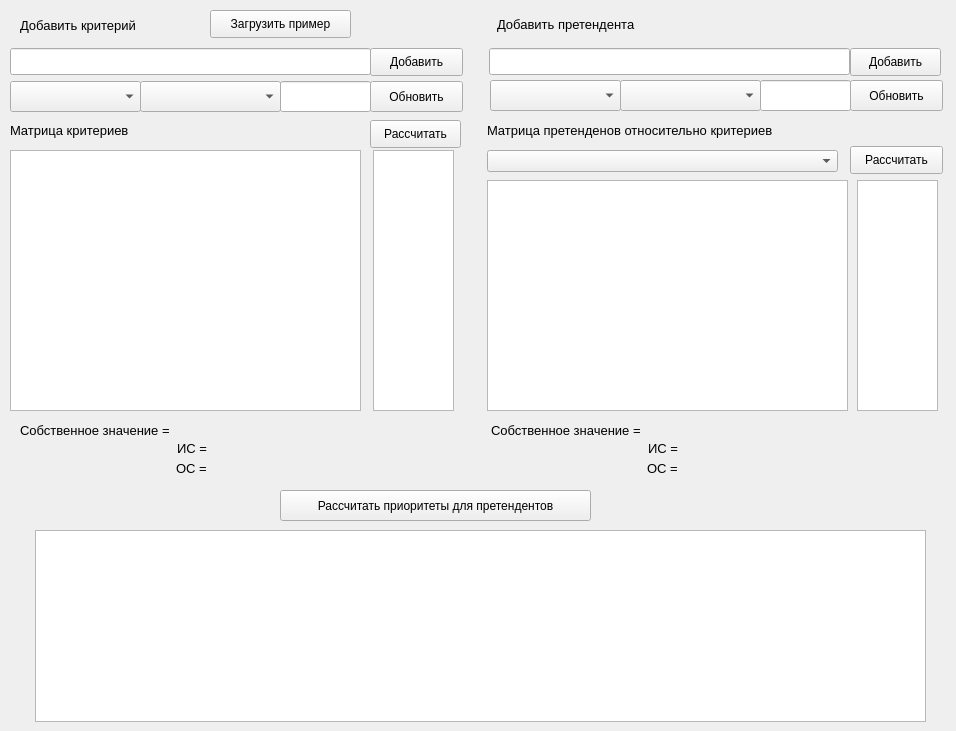
This is DesktopApp/form.ui in arkhio99/MethodologyLab2 as Qt 5 draws it before an edit. The edited form follows.
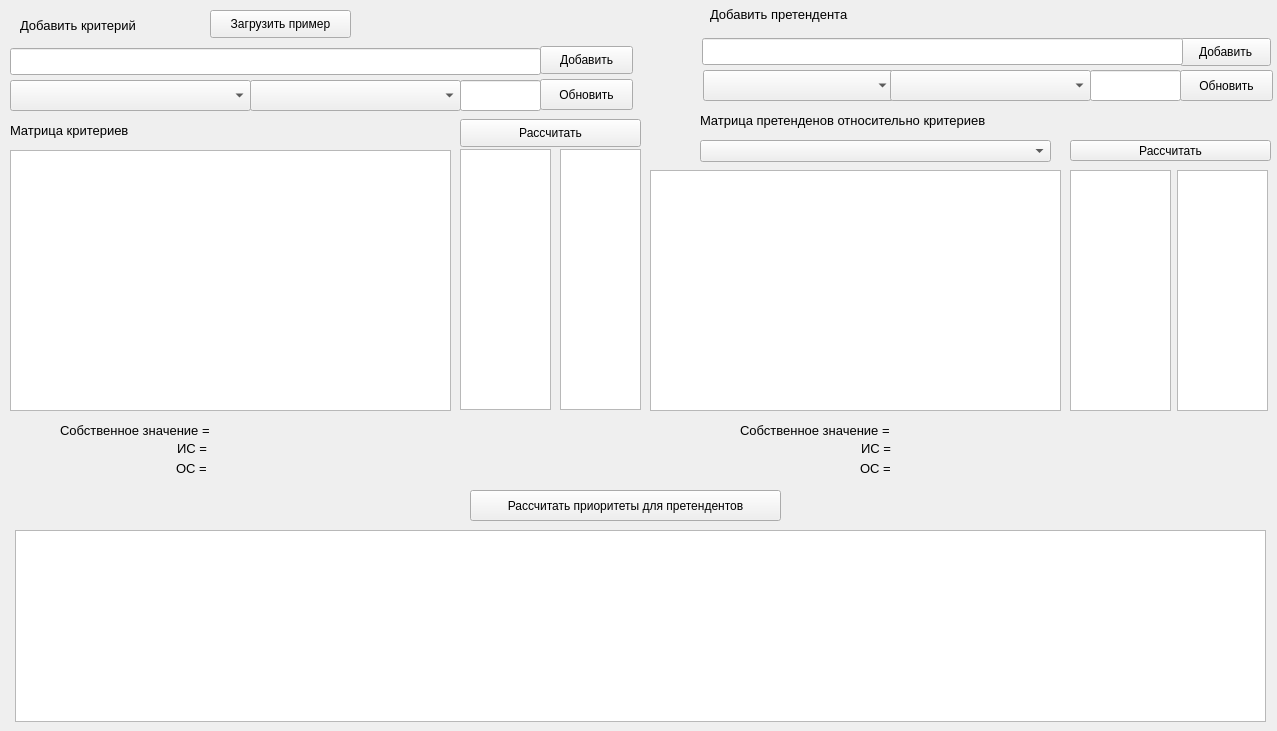
This is the edited form.

The edit to the form file:
```diff
--- a/DesktopApp/form.ui
+++ b/DesktopApp/form.ui
@@ -6,7 +6,7 @@
    <rect>
     <x>0</x>
     <y>0</y>
-    <width>956</width>
+    <width>1277</width>
     <height>731</height>
    </rect>
   </property>
@@ -19,7 +19,7 @@
      <rect>
       <x>10</x>
       <y>150</y>
-      <width>351</width>
+      <width>441</width>
       <height>261</height>
      </rect>
     </property>
@@ -27,8 +27,8 @@
    <widget class="QPushButton" name="btn_add_feature">
     <property name="geometry">
      <rect>
-      <x>370</x>
-      <y>48</y>
+      <x>540</x>
+      <y>46</y>
       <width>93</width>
       <height>28</height>
      </rect>
@@ -47,7 +47,7 @@
      <rect>
       <x>10</x>
       <y>48</y>
-      <width>361</width>
+      <width>531</width>
       <height>27</height>
      </rect>
     </property>
@@ -78,8 +78,8 @@
    <widget class="QPushButton" name="btn_add_example">
     <property name="geometry">
      <rect>
-      <x>850</x>
-      <y>48</y>
+      <x>1180</x>
+      <y>38</y>
       <width>91</width>
       <height>28</height>
      </rect>
@@ -96,9 +96,9 @@
    <widget class="QLineEdit" name="text_editor_example">
     <property name="geometry">
      <rect>
-      <x>489</x>
-      <y>48</y>
-      <width>361</width>
+      <x>702</x>
+      <y>38</y>
+      <width>481</width>
       <height>27</height>
      </rect>
     </property>
@@ -111,8 +111,8 @@
    <widget class="QLabel" name="label_2">
     <property name="geometry">
      <rect>
-      <x>497</x>
-      <y>14</y>
+      <x>710</x>
+      <y>4</y>
       <width>191</width>
       <height>21</height>
      </rect>
@@ -129,10 +129,10 @@
    <widget class="QTableWidget" name="table_example_by_feature">
     <property name="geometry">
      <rect>
-      <x>487</x>
-      <y>180</y>
-      <width>361</width>
-      <height>231</height>
+      <x>650</x>
+      <y>170</y>
+      <width>411</width>
+      <height>241</height>
      </rect>
     </property>
    </widget>
@@ -157,8 +157,8 @@
    <widget class="QComboBox" name="list_features">
     <property name="geometry">
      <rect>
-      <x>487</x>
-      <y>150</y>
+      <x>700</x>
+      <y>140</y>
       <width>351</width>
       <height>22</height>
      </rect>
@@ -172,8 +172,8 @@
    <widget class="QLabel" name="label_4">
     <property name="geometry">
      <rect>
-      <x>487</x>
-      <y>120</y>
+      <x>700</x>
+      <y>110</y>
       <width>381</width>
       <height>21</height>
      </rect>
@@ -190,9 +190,9 @@
    <widget class="QLabel" name="label_5">
     <property name="geometry">
      <rect>
-      <x>20</x>
+      <x>60</x>
       <y>420</y>
-      <width>201</width>
+      <width>151</width>
       <height>21</height>
      </rect>
     </property>
@@ -298,7 +298,7 @@
    <widget class="QLabel" name="lbl_eigen_value_example">
     <property name="geometry">
      <rect>
-      <x>691</x>
+      <x>904</x>
       <y>420</y>
       <width>91</width>
       <height>21</height>
@@ -316,9 +316,9 @@
    <widget class="QLabel" name="label_8">
     <property name="geometry">
      <rect>
-      <x>491</x>
+      <x>740</x>
       <y>420</y>
-      <width>201</width>
+      <width>151</width>
       <height>21</height>
      </rect>
     </property>
@@ -334,7 +334,7 @@
    <widget class="QLabel" name="lbl_concord_estimate_example">
     <property name="geometry">
      <rect>
-      <x>691</x>
+      <x>904</x>
       <y>457</y>
       <width>91</width>
       <height>21</height>
@@ -352,7 +352,7 @@
    <widget class="QLabel" name="label_9">
     <property name="geometry">
      <rect>
-      <x>648</x>
+      <x>861</x>
       <y>440</y>
       <width>41</width>
       <height>16</height>
@@ -370,7 +370,7 @@
    <widget class="QLabel" name="lbl_concord_index_example">
     <property name="geometry">
      <rect>
-      <x>691</x>
+      <x>904</x>
       <y>438</y>
       <width>91</width>
       <height>21</height>
@@ -388,7 +388,7 @@
    <widget class="QLabel" name="label_10">
     <property name="geometry">
      <rect>
-      <x>647</x>
+      <x>860</x>
       <y>460</y>
       <width>41</width>
       <height>16</height>
@@ -406,9 +406,9 @@
    <widget class="QPushButton" name="btn_calc_feature_priority">
     <property name="geometry">
      <rect>
-      <x>370</x>
-      <y>120</y>
-      <width>91</width>
+      <x>460</x>
+      <y>119</y>
+      <width>181</width>
       <height>28</height>
      </rect>
     </property>
@@ -424,10 +424,10 @@
    <widget class="QPushButton" name="btn_calc_example_priority_by_feature">
     <property name="geometry">
      <rect>
-      <x>850</x>
-      <y>146</y>
-      <width>93</width>
-      <height>28</height>
+      <x>1070</x>
+      <y>140</y>
+      <width>201</width>
+      <height>21</height>
      </rect>
     </property>
     <property name="font">
@@ -442,7 +442,7 @@
    <widget class="QPushButton" name="btn_calc_example_priotity">
     <property name="geometry">
      <rect>
-      <x>280</x>
+      <x>470</x>
       <y>490</y>
       <width>311</width>
       <height>31</height>
@@ -461,8 +461,8 @@
     <property name="geometry">
      <rect>
       <x>10</x>
-      <y>81</y>
-      <width>131</width>
+      <y>80</y>
+      <width>241</width>
       <height>31</height>
      </rect>
     </property>
@@ -475,9 +475,9 @@
    <widget class="QComboBox" name="cb_feature_2">
     <property name="geometry">
      <rect>
-      <x>140</x>
-      <y>81</y>
-      <width>141</width>
+      <x>250</x>
+      <y>80</y>
+      <width>211</width>
       <height>31</height>
      </rect>
     </property>
@@ -490,9 +490,9 @@
    <widget class="QLineEdit" name="text_editor_feature_priority">
     <property name="geometry">
      <rect>
-      <x>280</x>
-      <y>81</y>
-      <width>91</width>
+      <x>460</x>
+      <y>80</y>
+      <width>81</width>
       <height>31</height>
      </rect>
     </property>
@@ -500,8 +500,8 @@
    <widget class="QPushButton" name="btn_set_feature_priority">
     <property name="geometry">
      <rect>
-      <x>370</x>
-      <y>81</y>
+      <x>540</x>
+      <y>79</y>
       <width>93</width>
       <height>31</height>
      </rect>
@@ -518,9 +518,9 @@
    <widget class="QComboBox" name="cb_example_1">
     <property name="geometry">
      <rect>
-      <x>490</x>
-      <y>80</y>
-      <width>131</width>
+      <x>703</x>
+      <y>70</y>
+      <width>191</width>
       <height>31</height>
      </rect>
     </property>
@@ -533,8 +533,8 @@
    <widget class="QLineEdit" name="text_editor_example_priority">
     <property name="geometry">
      <rect>
-      <x>760</x>
-      <y>80</y>
+      <x>1090</x>
+      <y>70</y>
       <width>91</width>
       <height>31</height>
      </rect>
@@ -543,9 +543,9 @@
    <widget class="QComboBox" name="cb_example_2">
     <property name="geometry">
      <rect>
-      <x>620</x>
-      <y>80</y>
-      <width>141</width>
+      <x>890</x>
+      <y>70</y>
+      <width>201</width>
       <height>31</height>
      </rect>
     </property>
@@ -558,8 +558,8 @@
    <widget class="QPushButton" name="btn_set_example_priority">
     <property name="geometry">
      <rect>
-      <x>850</x>
-      <y>80</y>
+      <x>1180</x>
+      <y>70</y>
       <width>93</width>
       <height>31</height>
      </rect>
@@ -576,8 +576,8 @@
    <widget class="QTableWidget" name="table_feature_priorities">
     <property name="geometry">
      <rect>
-      <x>373</x>
-      <y>150</y>
+      <x>560</x>
+      <y>149</y>
       <width>81</width>
       <height>261</height>
      </rect>
@@ -586,19 +586,19 @@
    <widget class="QTableWidget" name="table_example_priorities_by_deature">
     <property name="geometry">
      <rect>
-      <x>857</x>
-      <y>180</y>
-      <width>81</width>
-      <height>231</height>
+      <x>1177</x>
+      <y>170</y>
+      <width>91</width>
+      <height>241</height>
      </rect>
     </property>
    </widget>
    <widget class="QTableWidget" name="table_example_priorities">
     <property name="geometry">
      <rect>
-      <x>35</x>
+      <x>15</x>
       <y>530</y>
-      <width>891</width>
+      <width>1251</width>
       <height>192</height>
      </rect>
     </property>
@@ -616,6 +616,26 @@
      <string>Загрузить пример</string>
     </property>
    </widget>
+   <widget class="QTableWidget" name="table_feature_eigen_vector">
+    <property name="geometry">
+     <rect>
+      <x>460</x>
+      <y>149</y>
+      <width>91</width>
+      <height>261</height>
+     </rect>
+    </property>
+   </widget>
+   <widget class="QTableWidget" name="table_example_eigen_vector_by_feature">
+    <property name="geometry">
+     <rect>
+      <x>1070</x>
+      <y>170</y>
+      <width>101</width>
+      <height>241</height>
+     </rect>
+    </property>
+   </widget>
   </widget>
  </widget>
  <resources/>
```
Left out of the diff: 2 changed lines with no effect on the pictures.
